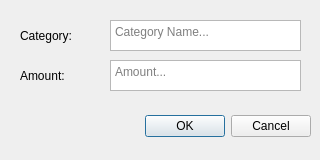
Old version of the form src/view/ui/create_expense.ui in the repository OmerElmaliach/CentiCore.
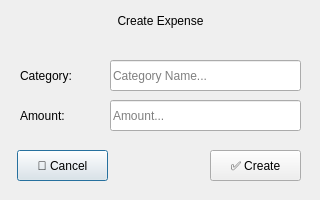
New version of the form. Icons and pictures are not drawn.

Commit message: Added design for dialog window

```diff
--- a/src/view/ui/create_expense.ui
+++ b/src/view/ui/create_expense.ui
@@ -7,7 +7,7 @@
     <x>0</x>
     <y>0</y>
     <width>320</width>
-    <height>160</height>
+    <height>200</height>
    </rect>
   </property>
   <property name="sizePolicy">
@@ -19,13 +19,13 @@
   <property name="minimumSize">
    <size>
     <width>320</width>
-    <height>160</height>
+    <height>200</height>
    </size>
   </property>
   <property name="maximumSize">
    <size>
     <width>320</width>
-    <height>160</height>
+    <height>200</height>
    </size>
   </property>
   <property name="windowTitle">
@@ -38,57 +38,27 @@
   <property name="modal">
    <bool>false</bool>
   </property>
-  <widget class="QDialogButtonBox" name="buttonBox">
-   <property name="geometry">
-    <rect>
-     <x>10</x>
-     <y>110</y>
-     <width>301</width>
-     <height>32</height>
-    </rect>
-   </property>
-   <property name="orientation">
-    <enum>Qt::Horizontal</enum>
-   </property>
-   <property name="standardButtons">
-    <set>QDialogButtonBox::Cancel|QDialogButtonBox::Ok</set>
-   </property>
-  </widget>
-  <widget class="QTextEdit" name="expenseNameInput">
-   <property name="geometry">
-    <rect>
-     <x>110</x>
-     <y>20</y>
-     <width>191</width>
-     <height>31</height>
-    </rect>
-   </property>
-   <property name="placeholderText">
-    <string>Category Name...</string>
-   </property>
-  </widget>
-  <widget class="QTextEdit" name="amountInput">
-   <property name="geometry">
-    <rect>
-     <x>110</x>
-     <y>60</y>
-     <width>191</width>
-     <height>31</height>
-    </rect>
-   </property>
-   <property name="placeholderText">
-    <string>Amount...</string>
-   </property>
-  </widget>
-  <widget class="QLabel" name="label">
+  <widget class="QLabel" name="categoryLabel">
    <property name="geometry">
     <rect>
      <x>20</x>
-     <y>20</y>
+     <y>60</y>
      <width>71</width>
      <height>31</height>
     </rect>
    </property>
+   <property name="sizePolicy">
+    <sizepolicy hsizetype="Fixed" vsizetype="Fixed">
+     <horstretch>0</horstretch>
+     <verstretch>0</verstretch>
+    </sizepolicy>
+   </property>
+   <property name="maximumSize">
+    <size>
+     <width>16777215</width>
+     <height>16777215</height>
+    </size>
+   </property>
    <property name="text">
     <string>Category:</string>
    </property>
@@ -97,15 +67,95 @@
    <property name="geometry">
     <rect>
      <x>20</x>
-     <y>60</y>
+     <y>100</y>
      <width>71</width>
      <height>31</height>
     </rect>
    </property>
+   <property name="sizePolicy">
+    <sizepolicy hsizetype="Fixed" vsizetype="Fixed">
+     <horstretch>0</horstretch>
+     <verstretch>0</verstretch>
+    </sizepolicy>
+   </property>
+   <property name="maximumSize">
+    <size>
+     <width>16777215</width>
+     <height>16777215</height>
+    </size>
+   </property>
    <property name="text">
     <string>Amount:</string>
    </property>
   </widget>
+  <widget class="QLabel" name="topbarLabel">
+   <property name="geometry">
+    <rect>
+     <x>-10</x>
+     <y>0</y>
+     <width>341</width>
+     <height>41</height>
+    </rect>
+   </property>
+   <property name="text">
+    <string>Create Expense</string>
+   </property>
+   <property name="alignment">
+    <set>Qt::AlignCenter</set>
+   </property>
+  </widget>
+  <widget class="QLineEdit" name="expenseNameInput">
+   <property name="geometry">
+    <rect>
+     <x>110</x>
+     <y>60</y>
+     <width>191</width>
+     <height>31</height>
+    </rect>
+   </property>
+   <property name="placeholderText">
+    <string>Category Name...</string>
+   </property>
+  </widget>
+  <widget class="QLineEdit" name="amountInput">
+   <property name="geometry">
+    <rect>
+     <x>110</x>
+     <y>100</y>
+     <width>191</width>
+     <height>31</height>
+    </rect>
+   </property>
+   <property name="placeholderText">
+    <string>Amount...</string>
+   </property>
+  </widget>
+  <widget class="QPushButton" name="cancelBtn">
+   <property name="geometry">
+    <rect>
+     <x>17</x>
+     <y>150</y>
+     <width>91</width>
+     <height>31</height>
+    </rect>
+   </property>
+   <property name="text">
+    <string>🚫 Cancel</string>
+   </property>
+  </widget>
+  <widget class="QPushButton" name="createBtn">
+   <property name="geometry">
+    <rect>
+     <x>210</x>
+     <y>150</y>
+     <width>91</width>
+     <height>31</height>
+    </rect>
+   </property>
+   <property name="text">
+    <string>✅ Create</string>
+   </property>
+  </widget>
  </widget>
  <resources/>
  <connections>
```
Left out of the diff: 37 changed lines with no effect on the pictures. The commit also changes 9 other files.
